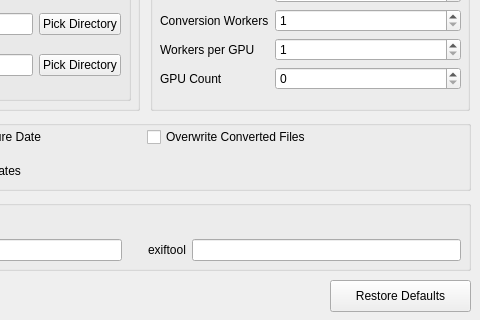
Qt form assets/mainwindow.ui (sabaatworld/batch-media-compressor) before a commit; both pictures show x 510 to 990 and y 310 to 630 of the 990 by 630 pixel window.
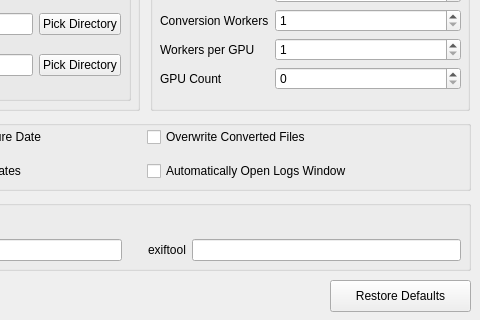
The same form after that commit.

Commit message: Optional to auto-show log window

```diff
--- a/assets/mainwindow.ui
+++ b/assets/mainwindow.ui
@@ -700,6 +700,13 @@
         </property>
        </widget>
       </item>
+      <item row="1" column="2">
+       <widget class="QCheckBox" name="chkAutoShowLogWindow">
+        <property name="text">
+         <string>Automatically Open Logs Window</string>
+        </property>
+       </widget>
+      </item>
      </layout>
     </widget>
    </widget>
```
The commit also changes 4 other files.
